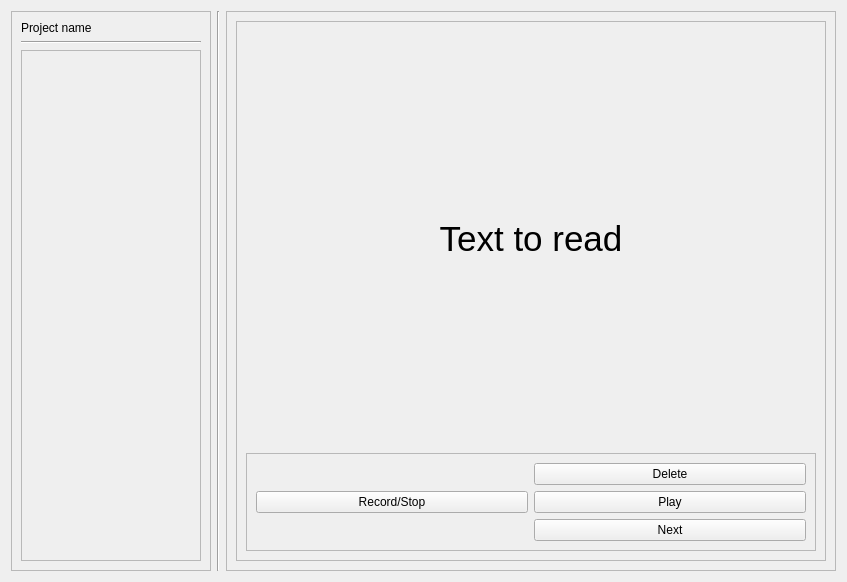
The window that cloning/gui_utils/recording.ui (JSansoP/TFG) describes before a commit, drawn with Qt 5.
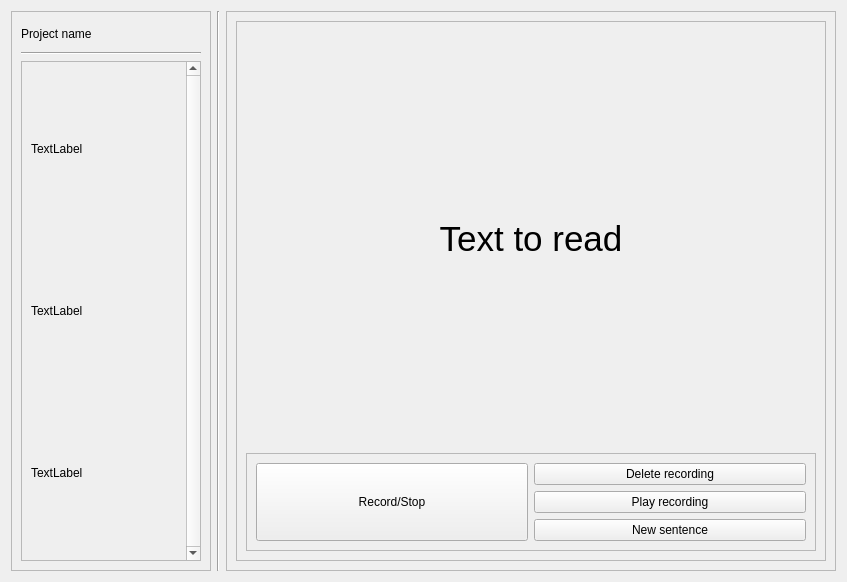
The same window after the commit.

Commit message: GUI progress, recording working, sentences cleaned

What changed in the file:
```diff
--- a/cloning/gui_utils/recording.ui
+++ b/cloning/gui_utils/recording.ui
@@ -37,6 +37,18 @@
      <layout class="QVBoxLayout" name="verticalLayout">
       <item>
        <widget class="QLabel" name="project_name">
+        <property name="sizePolicy">
+         <sizepolicy hsizetype="Preferred" vsizetype="Fixed">
+          <horstretch>0</horstretch>
+          <verstretch>0</verstretch>
+         </sizepolicy>
+        </property>
+        <property name="maximumSize">
+         <size>
+          <width>16777215</width>
+          <height>50</height>
+         </size>
+        </property>
         <property name="text">
          <string>Project name</string>
         </property>
@@ -51,6 +63,24 @@
       </item>
       <item>
        <widget class="QScrollArea" name="scrollArea">
+        <property name="sizePolicy">
+         <sizepolicy hsizetype="Expanding" vsizetype="Fixed">
+          <horstretch>0</horstretch>
+          <verstretch>0</verstretch>
+         </sizepolicy>
+        </property>
+        <property name="minimumSize">
+         <size>
+          <width>0</width>
+          <height>500</height>
+         </size>
+        </property>
+        <property name="verticalScrollBarPolicy">
+         <enum>Qt::ScrollBarAlwaysOn</enum>
+        </property>
+        <property name="horizontalScrollBarPolicy">
+         <enum>Qt::ScrollBarAlwaysOff</enum>
+        </property>
         <property name="widgetResizable">
          <bool>true</bool>
         </property>
@@ -59,10 +89,45 @@
           <rect>
            <x>0</x>
            <y>0</y>
-           <width>178</width>
-           <height>514</height>
+           <width>161</width>
+           <height>498</height>
           </rect>
          </property>
+         <property name="sizePolicy">
+          <sizepolicy hsizetype="Preferred" vsizetype="Preferred">
+           <horstretch>0</horstretch>
+           <verstretch>0</verstretch>
+          </sizepolicy>
+         </property>
+         <property name="minimumSize">
+          <size>
+           <width>0</width>
+           <height>400</height>
+          </size>
+         </property>
+         <layout class="QVBoxLayout" name="verticalLayout_5">
+          <item>
+           <widget class="QLabel" name="label">
+            <property name="text">
+             <string>TextLabel</string>
+            </property>
+           </widget>
+          </item>
+          <item>
+           <widget class="QLabel" name="label_2">
+            <property name="text">
+             <string>TextLabel</string>
+            </property>
+           </widget>
+          </item>
+          <item>
+           <widget class="QLabel" name="label_3">
+            <property name="text">
+             <string>TextLabel</string>
+            </property>
+           </widget>
+          </item>
+         </layout>
         </widget>
        </widget>
       </item>
@@ -95,7 +160,7 @@
         </property>
         <layout class="QVBoxLayout" name="verticalLayout_3">
          <item>
-          <widget class="QLabel" name="label_2">
+          <widget class="QLabel" name="sentence_label">
            <property name="text">
             <string>&lt;html&gt;&lt;head/&gt;&lt;body&gt;&lt;p&gt;&lt;span style=&quot; font-size:26pt;&quot;&gt;Text to read&lt;/span&gt;&lt;/p&gt;&lt;/body&gt;&lt;/html&gt;</string>
            </property>
@@ -124,28 +189,28 @@
               <item row="3" column="1">
                <widget class="QPushButton" name="pushButton_4">
                 <property name="text">
-                 <string>Next</string>
+                 <string>New sentence</string>
                 </property>
                </widget>
               </item>
               <item row="1" column="1">
                <widget class="QPushButton" name="pushButton_3">
                 <property name="text">
-                 <string>Delete</string>
+                 <string>Delete recording</string>
                 </property>
                </widget>
               </item>
               <item row="2" column="1">
                <widget class="QPushButton" name="pushButton_2">
                 <property name="text">
-                 <string>Play</string>
+                 <string>Play recording</string>
                 </property>
                </widget>
               </item>
-              <item row="2" column="0">
+              <item row="1" column="0" rowspan="3">
                <widget class="QPushButton" name="record_stop">
                 <property name="sizePolicy">
-                 <sizepolicy hsizetype="Minimum" vsizetype="Maximum">
+                 <sizepolicy hsizetype="Minimum" vsizetype="Minimum">
                   <horstretch>0</horstretch>
                   <verstretch>0</verstretch>
                  </sizepolicy>
```
Left out of the diff: 6 changed lines with no effect on the pictures. The commit also changes 6 other files.
